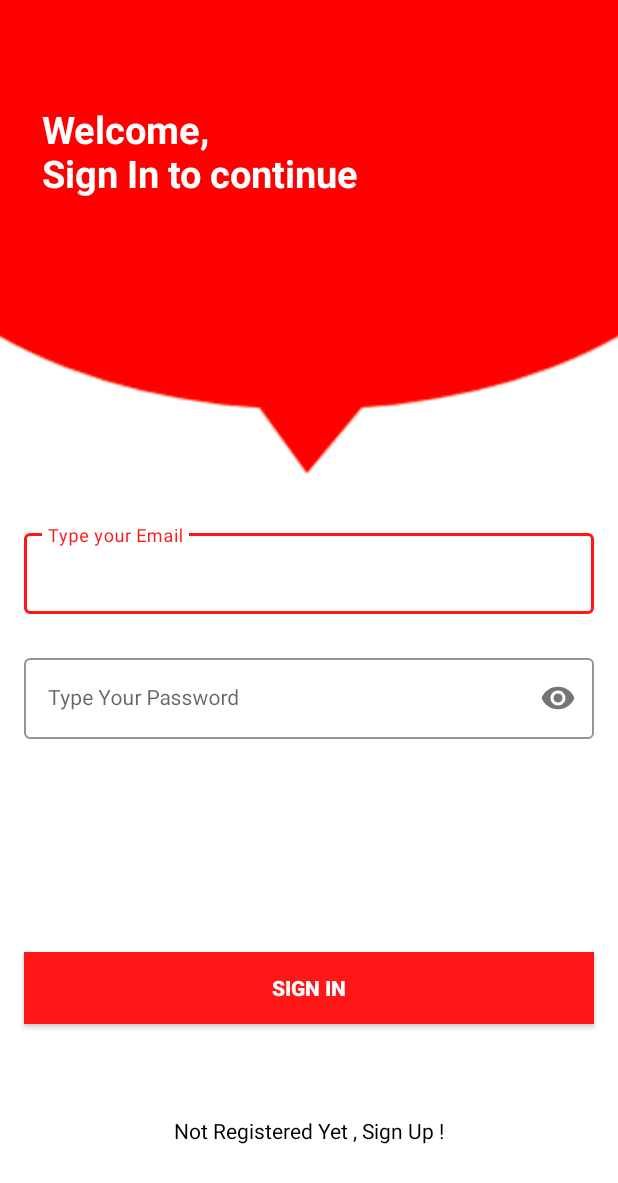
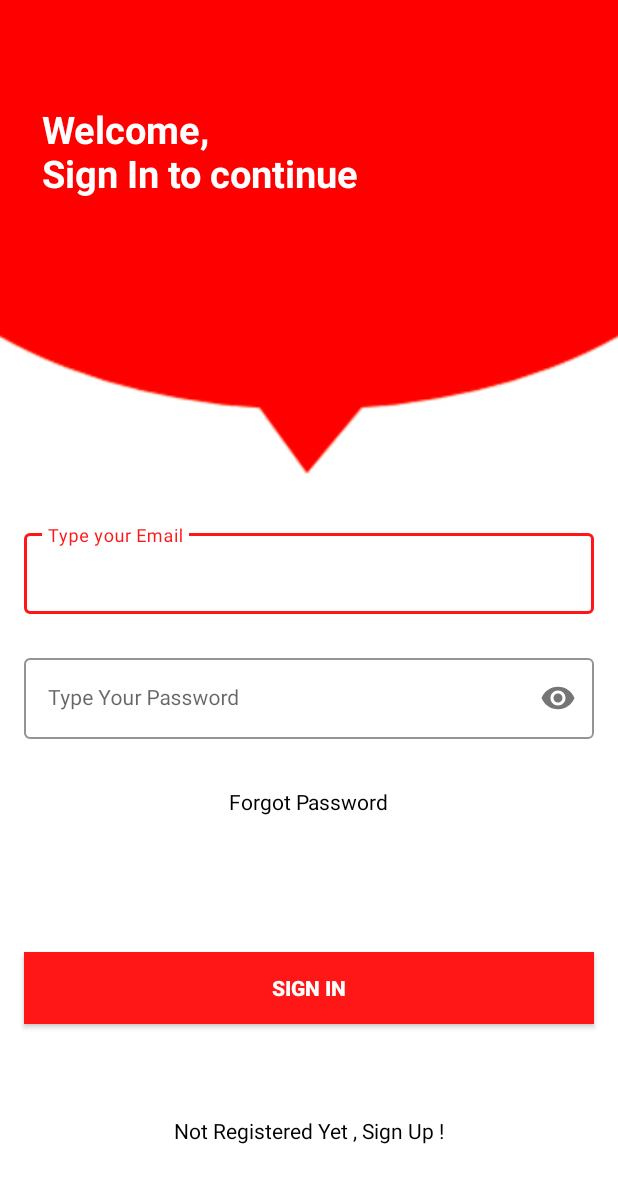
Before and after one commit to jinroar/Curity, an Android app: the screen it shows after launch (Login), on a phone screen of 412 x 824 dp. Shown: the top 1183 px of the screen. Run offline under Robolectric (Android 15) with nearby library versions, the phone set to English and light mode, and no system bars; our stand-ins replace Firebase (no records; nobody signed in at launch, a user with empty details on screens opened directly).

Commit message:
[ADD] forget password textView

```diff
--- a/app/src/main/res/layout/activity_login.xml
+++ b/app/src/main/res/layout/activity_login.xml
@@ -88,6 +88,18 @@
         app:layout_constraintVertical_bias="0.097" />
 
     <TextView
+        android:id="@+id/forgetTextView"
+        android:layout_width="wrap_content"
+        android:layout_height="wrap_content"
+        android:text="Forgot Password"
+        android:textColor="@color/black"
+        app:layout_constraintBottom_toTopOf="@+id/button"
+        app:layout_constraintEnd_toEndOf="parent"
+        app:layout_constraintStart_toStartOf="parent"
+        app:layout_constraintTop_toBottomOf="@+id/passwordLayout"
+        app:layout_constraintVertical_bias="0.259" />
+
+    <TextView
         android:id="@+id/textView"
         android:layout_width="wrap_content"
         android:layout_height="wrap_content"
```
